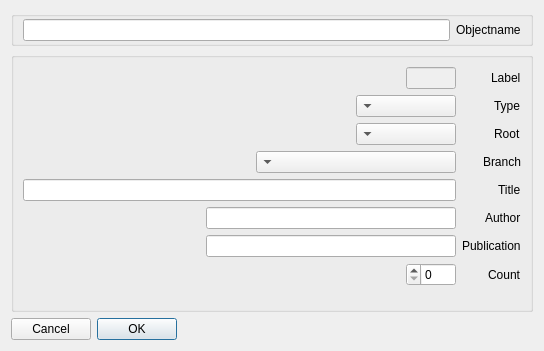
Old version of the form objectform.ui in the repository nournia/ketabkhaane.
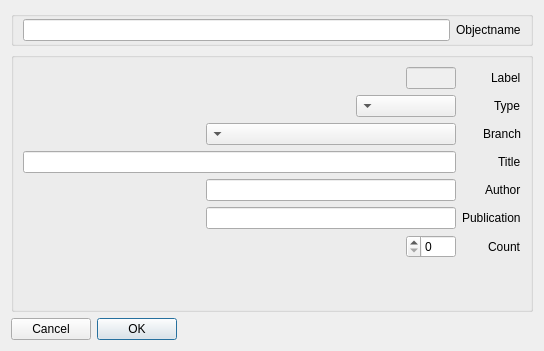
New version of the form. Custom widgets are drawn as their Qt base class.

Diff of the .ui file:
```diff
--- a/objectform.ui
+++ b/objectform.ui
@@ -113,47 +113,30 @@
           </widget>
          </item>
          <item row="2" column="0">
-          <widget class="QLabel" name="label_10">
-           <property name="text">
-            <string>Root</string>
-           </property>
-          </widget>
-         </item>
-         <item row="2" column="1">
-          <widget class="QComboBox" name="cRoot">
-           <property name="maximumSize">
-            <size>
-             <width>100</width>
-             <height>16777215</height>
-            </size>
-           </property>
-          </widget>
-         </item>
-         <item row="3" column="0">
           <widget class="QLabel" name="label_8">
            <property name="text">
             <string>Branch</string>
            </property>
           </widget>
          </item>
-         <item row="3" column="1">
+         <item row="2" column="1">
           <widget class="QComboBox" name="cBranch">
            <property name="maximumSize">
             <size>
-             <width>200</width>
+             <width>250</width>
              <height>16777215</height>
             </size>
            </property>
           </widget>
          </item>
-         <item row="5" column="0">
+         <item row="4" column="0">
           <widget class="QLabel" name="label_7">
            <property name="text">
             <string>Title</string>
            </property>
           </widget>
          </item>
-         <item row="5" column="1">
+         <item row="4" column="1">
           <widget class="QLineEdit" name="eTitle">
            <property name="maximumSize">
             <size>
@@ -163,14 +146,14 @@
            </property>
           </widget>
          </item>
-         <item row="6" column="0">
+         <item row="5" column="0">
           <widget class="QLabel" name="label_4">
            <property name="text">
             <string>Author</string>
            </property>
           </widget>
          </item>
-         <item row="6" column="1">
+         <item row="5" column="1">
           <widget class="MyLineEdit" name="eAuthor">
            <property name="maximumSize">
             <size>
@@ -180,14 +163,14 @@
            </property>
           </widget>
          </item>
-         <item row="7" column="0">
+         <item row="6" column="0">
           <widget class="QLabel" name="label_5">
            <property name="text">
             <string>Publication</string>
            </property>
           </widget>
          </item>
-         <item row="7" column="1">
+         <item row="6" column="1">
           <widget class="MyLineEdit" name="ePublication">
            <property name="maximumSize">
             <size>
@@ -197,14 +180,14 @@
            </property>
           </widget>
          </item>
-         <item row="8" column="0">
+         <item row="7" column="0">
           <widget class="QLabel" name="label">
            <property name="text">
             <string>Count</string>
            </property>
           </widget>
          </item>
-         <item row="8" column="1">
+         <item row="7" column="1">
           <widget class="QSpinBox" name="sCount">
            <property name="maximumSize">
             <size>
```
